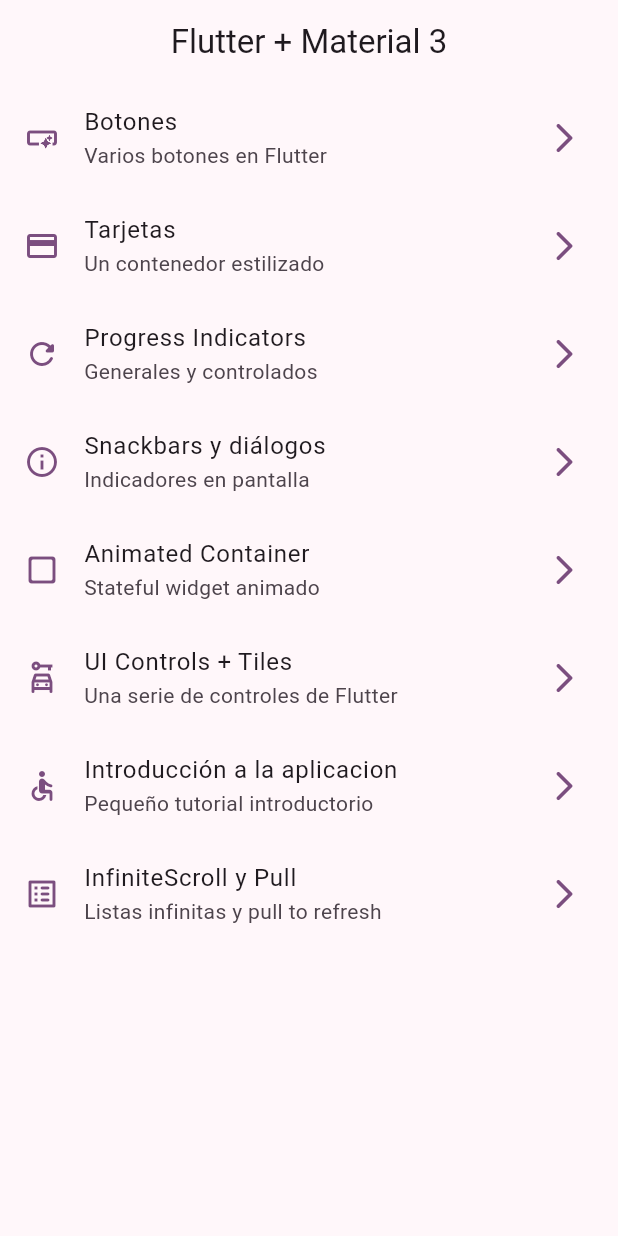
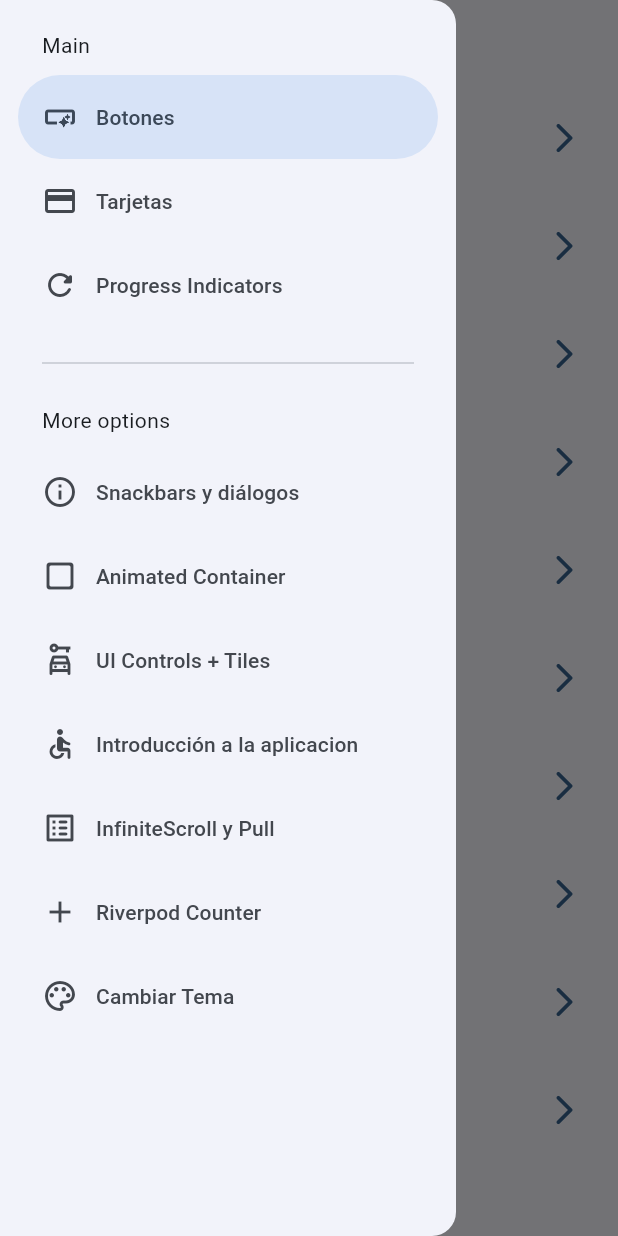
Before and after one commit to ZambranoTech/Flutter-Widgets_app, a Flutter app: the screen it shows after launch, with the side drawer open (before the commit the screen has no drawer), on a phone screen of 412 x 824 dp. Run offline on Flutter 3.47's test engine with Material 2 defaults, Android fonts, the phone set to English and light mode, and no system bars; our stand-ins replace animate_do, flutter_riverpod, go_router.

Commit message:
antes de statenotifier

```diff
--- a/lib/config/menu/menu_items.dart
+++ b/lib/config/menu/menu_items.dart
@@ -65,4 +65,16 @@ const appMenuItems = <MenuItem>[
     link: '/infinite',
     icon: Icons.list_alt_rounded
     ),
+     MenuItem(
+    title: 'Riverpod Counter',
+    subTitle: 'Introducción a riverpod',
+    link: '/counter',
+    icon: Icons.add
+    ),
+     MenuItem(
+    title: 'Cambiar Tema',
+    subTitle: 'Cambiar Tema de la aplicación',
+    link: '/theme-changer',
+    icon: Icons.color_lens_outlined
+    ),
 ];
--- a/lib/config/router/app_router.dart
+++ b/lib/config/router/app_router.dart
@@ -50,5 +50,15 @@ final appRouter = GoRouter(
       name: InfiniteScrollScreen.name,
       builder: (context, state) => const InfiniteScrollScreen(),
     ),
+    GoRoute(
+      path: '/counter',
+      name: CounterScreen.name,
+      builder: (context, state) => const CounterScreen(),
+    ),
+    GoRoute(
+      path: '/theme-changer',
+      name: ThemeChangerScreen.name,
+      builder: (context, state) => const ThemeChangerScreen(),
+    ),
   ],
 );
--- a/lib/config/theme/app_theme.dart
+++ b/lib/config/theme/app_theme.dart
@@ -1,8 +1,8 @@
 import 'package:flutter/material.dart';
 
-const ColorList = <Color>[
+const colorList = <Color>[
   Colors.blue,
-  Colors.black,
+  Colors.indigoAccent,
   Colors.pink,
   Colors.green,
   Colors.purple,
@@ -14,17 +14,19 @@ const ColorList = <Color>[
 
 class AppTheme {
   final int selectedColor;
+  final bool isDarkMode;
 
-  AppTheme({this.selectedColor = 0})
+  AppTheme({
+    this.selectedColor = 0,
+    this.isDarkMode = false
+  })
       : assert(selectedColor >= 0, 'Selected colors must be greater than 0'),
-        assert(selectedColor < ColorList.length , 'Selected colors must be less or equal than ${ ColorList.length -1 }');
+        assert(selectedColor < colorList.length,
+            'Selected colors must be less or equal than ${colorList.length - 1}');
 
   ThemeData getTheme() => ThemeData(
-    useMaterial3: true,
-    colorSchemeSeed: ColorList[selectedColor],
-    appBarTheme: const AppBarTheme(
-      centerTitle: true
-    )
-
-  );
+      useMaterial3: true,
+      brightness: isDarkMode? Brightness.dark : Brightness.light,
+      colorSchemeSeed: colorList[selectedColor],
+      appBarTheme: const AppBarTheme(centerTitle: true));
 }
--- a/lib/main.dart
+++ b/lib/main.dart
@@ -1,25 +1,26 @@
 import 'package:flutter/material.dart';
+import 'package:flutter_riverpod/flutter_riverpod.dart';
 import 'package:widgets_app/config/router/app_router.dart';
 import 'package:widgets_app/config/theme/app_theme.dart';
-import 'package:widgets_app/presentation/screens/buttons/buttons_screen.dart';
-import 'package:widgets_app/presentation/screens/cards/cards_screen.dart';
-import 'package:widgets_app/presentation/screens/home/home_screen.dart';
+import 'package:widgets_app/presentation/providers/theme_provider.dart';
 
 void main() {
-  runApp(const MainApp());
+  runApp(const ProviderScope(child: MainApp()));
 }
 
-class MainApp extends StatelessWidget {
+class MainApp extends ConsumerWidget {
   const MainApp({super.key});
 
   @override
-  Widget build(BuildContext context) {
+  Widget build(BuildContext context, ref) {
+    final isDarkMode = ref.watch(isDarkModeProvider);
+    final selectedColor = ref.watch(selectedColorProvider);
+
     return MaterialApp.router(
       title: 'Flutter Widgets',
-        routerConfig: appRouter,
-        debugShowCheckedModeBanner: false,
-        theme: AppTheme(selectedColor: 4).getTheme(),
-
-        );
+      routerConfig: appRouter,
+      debugShowCheckedModeBanner: false,
+      theme: AppTheme(selectedColor: selectedColor , isDarkMode: isDarkMode).getTheme(),
+    );
   }
 }
--- /dev/null
+++ b/lib/presentation/providers/counter_provider.dart
@@ -0,0 +1,3 @@
+import 'package:flutter_riverpod/flutter_riverpod.dart';
+
+final counterProvider = StateProvider<int>((ref) => 5);
--- /dev/null
+++ b/lib/presentation/providers/theme_provider.dart
@@ -0,0 +1,12 @@
+import 'package:flutter_riverpod/flutter_riverpod.dart';
+import 'package:widgets_app/config/theme/app_theme.dart';
+
+
+// Listado de colores inmutable
+final colorListProvider = Provider((ref) => colorList);
+
+// Un simple booleano
+final isDarkModeProvider = StateProvider((ref) => false);
+
+// Un simple int
+final selectedColorProvider = StateProvider((ref) => 0);
--- a/lib/presentation/screens/buttons/buttons_screen.dart
+++ b/lib/presentation/screens/buttons/buttons_screen.dart
@@ -1,5 +1,3 @@
-import 'dart:ffi';
-
 import 'package:flutter/material.dart';
 import 'package:go_router/go_router.dart';
 
--- a/lib/presentation/screens/home/home_screen.dart
+++ b/lib/presentation/screens/home/home_screen.dart
@@ -3,6 +3,7 @@ import 'package:go_router/go_router.dart';
 import 'package:widgets_app/config/menu/menu_items.dart';
 import 'package:widgets_app/presentation/screens/buttons/buttons_screen.dart';
 import 'package:widgets_app/presentation/screens/cards/cards_screen.dart';
+import 'package:widgets_app/presentation/widgets/side_menu.dart';
 
 class HomeScreen extends StatelessWidget {
   static const name = 'home_screen';
@@ -11,11 +12,16 @@ class HomeScreen extends StatelessWidget {
 
   @override
   Widget build(BuildContext context) {
+
+    final scaffoldKey = GlobalKey<ScaffoldState>();
+
     return Scaffold(
+      key: scaffoldKey,
       appBar: AppBar(
         title: const Text('Flutter + Material 3'),
       ),
       body: const _HomeView(),
+      drawer: SideMenu(scaffoldKey: scaffoldKey,),
     );
   }
 }
--- a/lib/presentation/screens/screens.dart
+++ b/lib/presentation/screens/screens.dart
@@ -1,3 +1,4 @@
+export 'package:widgets_app/presentation/screens/theme_changer/theme_changer.dart';
 export 'package:widgets_app/presentation/screens/animated/animated_screen.dart';
 export 'package:widgets_app/presentation/screens/app_tutorial/app_tutorial_screen.dart';
 export 'package:widgets_app/presentation/screens/infinite_scroll/infinite_scroll_screen.dart';
@@ -7,3 +8,4 @@ export 'package:widgets_app/presentation/screens/ui_controls/ui_controls_screen.
 export 'package:widgets_app/presentation/screens/buttons/buttons_screen.dart';
 export 'package:widgets_app/presentation/screens/cards/cards_screen.dart';
 export 'package:widgets_app/presentation/screens/home/home_screen.dart';
+export 'package:widgets_app/presentation/screens/counter/counter_screen.dart';
--- /dev/null
+++ b/lib/presentation/widgets/side_menu.dart
@@ -0,0 +1,53 @@
+import 'package:flutter/material.dart';
+import 'package:go_router/go_router.dart';
+import 'package:widgets_app/config/menu/menu_items.dart';
+
+class SideMenu extends StatefulWidget {
+  final GlobalKey<ScaffoldState> scaffoldKey;
+
+  const SideMenu({super.key, required this.scaffoldKey});
+
+  @override
+  State<SideMenu> createState() => _SideMenuState();
+}
+
+class _SideMenuState extends State<SideMenu> {
+  int navDrawerIndex = 0;
+
+  @override
+  Widget build(BuildContext context) {
+    final hasNotch = MediaQuery.of(context).viewPadding.top > 35;
+
+    return NavigationDrawer(
+        selectedIndex: navDrawerIndex,
+        onDestinationSelected: (value) {
+          setState(() {
+            navDrawerIndex = value;
+          });
+
+          final menuItem = appMenuItems[value];
+
+          context.push(menuItem.link);
+          widget.scaffoldKey.currentState?.closeDrawer();
+        },
+        children: [
+          Padding(
+            padding: EdgeInsets.fromLTRB(28, hasNotch ? 0 : 20, 0, 10),
+            child: const Text('Main'),
+          ),
+          ...appMenuItems.sublist(0, 3).map((item) =>
+              NavigationDrawerDestination(
+                  icon: Icon(item.icon), label: Text(item.title))),
+          const Padding(
+            padding: EdgeInsets.fromLTRB(28, 16, 28, 10),
+            child: Divider(),
+          ),
+          const Padding(
+            padding: EdgeInsets.fromLTRB(28, 10, 0, 10),
+            child: Text('More options'),
+          ),
+          ...appMenuItems.sublist(3).map((item) => NavigationDrawerDestination(
+              icon: Icon(item.icon), label: Text(item.title))),
+        ]);
+  }
+}
--- a/pubspec.yaml
+++ b/pubspec.yaml
@@ -10,6 +10,7 @@ dependencies:
   animate_do: ^3.1.2
   flutter:
     sdk: flutter
+  flutter_riverpod: ^2.4.2
   go_router: ^11.1.2
 
 dev_dependencies:
```
Also changed, not shown: lib/presentation/screens/counter/counter_screen.dart (added, +45 -0 lines), lib/presentation/screens/theme_changer/theme_changer.dart (added, +61 -0 lines), pubspec.lock.
